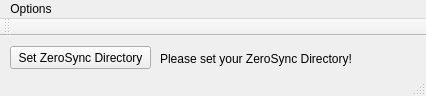
The window that ZeroSyncDesktop/mainwindow.ui (zerosync/zeroclient) describes before a commit, drawn with Qt 5.
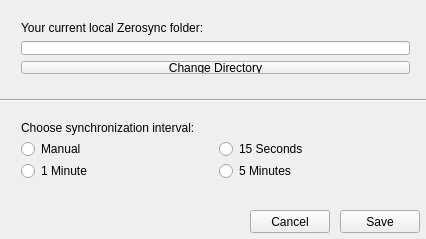
The same window after the commit.

```diff
--- a/ZeroSyncDesktop/mainwindow.ui
+++ b/ZeroSyncDesktop/mainwindow.ui
@@ -7,9 +7,21 @@
     <x>0</x>
     <y>0</y>
     <width>426</width>
-    <height>96</height>
+    <height>239</height>
    </rect>
   </property>
+  <property name="minimumSize">
+   <size>
+    <width>426</width>
+    <height>239</height>
+   </size>
+  </property>
+  <property name="maximumSize">
+   <size>
+    <width>426</width>
+    <height>239</height>
+   </size>
+  </property>
   <property name="windowTitle">
    <string>ZeroSync</string>
   </property>
@@ -17,59 +29,122 @@
    <property name="enabled">
     <bool>true</bool>
    </property>
-   <widget class="QPushButton" name="buttonAddDirectory">
+   <widget class="QWidget" name="verticalLayoutWidget">
     <property name="geometry">
      <rect>
       <x>10</x>
       <y>10</y>
-      <width>141</width>
+      <width>411</width>
+      <height>75</height>
+     </rect>
+    </property>
+    <layout class="QVBoxLayout" name="verticalLayout">
+     <item>
+      <widget class="QLabel" name="labelZeroSyncDirectory">
+       <property name="text">
+        <string>Your current local Zerosync folder:</string>
+       </property>
+      </widget>
+     </item>
+     <item>
+      <widget class="QLineEdit" name="lineEditDirectoryPath"/>
+     </item>
+     <item>
+      <widget class="QPushButton" name="buttonAddDirectory">
+       <property name="text">
+        <string>Change Directory</string>
+       </property>
+      </widget>
+     </item>
+    </layout>
+   </widget>
+   <widget class="QPushButton" name="pushButtonSave">
+    <property name="geometry">
+     <rect>
+      <x>340</x>
+      <y>210</y>
+      <width>80</width>
       <height>23</height>
      </rect>
     </property>
     <property name="text">
-     <string>Set ZeroSync Directory</string>
+     <string>Save</string>
     </property>
    </widget>
-   <widget class="QLabel" name="labelZeroSyncDirectory">
+   <widget class="QPushButton" name="pushButtonCancel">
     <property name="geometry">
      <rect>
-      <x>160</x>
-      <y>12</y>
-      <width>231</width>
-      <height>21</height>
+      <x>250</x>
+      <y>210</y>
+      <width>80</width>
+      <height>23</height>
      </rect>
     </property>
     <property name="text">
-     <string>Please set your ZeroSync Directory!</string>
+     <string>Cancel</string>
     </property>
    </widget>
-  </widget>
-  <widget class="QMenuBar" name="menuBar">
-   <property name="geometry">
-    <rect>
-     <x>0</x>
-     <y>0</y>
-     <width>426</width>
-     <height>21</height>
-    </rect>
-   </property>
-   <widget class="QMenu" name="menuZeroSync_GUI">
-    <property name="title">
-     <string>Options</string>
+   <widget class="Line" name="line">
+    <property name="geometry">
+     <rect>
+      <x>0</x>
+      <y>90</y>
+      <width>431</width>
+      <height>20</height>
+     </rect>
     </property>
-    <addaction name="actionQuitZeroSync"/>
+    <property name="orientation">
+     <enum>Qt::Horizontal</enum>
+    </property>
    </widget>
-   <addaction name="menuZeroSync_GUI"/>
+   <widget class="QWidget" name="gridLayoutWidget">
+    <property name="geometry">
+     <rect>
+      <x>10</x>
+      <y>110</y>
+      <width>411</width>
+      <height>80</height>
+     </rect>
+    </property>
+    <layout class="QGridLayout" name="gridLayout">
+     <item row="1" column="0">
+      <widget class="QRadioButton" name="radioButtonManual">
+       <property name="text">
+        <string>Manual</string>
+       </property>
+      </widget>
+     </item>
+     <item row="2" column="0">
+      <widget class="QRadioButton" name="radioButton1Min">
+       <property name="text">
+        <string>1 Minute</string>
+       </property>
+      </widget>
+     </item>
+     <item row="1" column="1">
+      <widget class="QRadioButton" name="radioButton15Sec">
+       <property name="text">
+        <string>15 Seconds</string>
+       </property>
+      </widget>
+     </item>
+     <item row="2" column="1">
+      <widget class="QRadioButton" name="radioButton5Min">
+       <property name="text">
+        <string>5 Minutes</string>
+       </property>
+      </widget>
+     </item>
+     <item row="0" column="0" colspan="2">
+      <widget class="QLabel" name="labelSynchronization">
+       <property name="text">
+        <string>Choose synchronization interval:</string>
+       </property>
+      </widget>
+     </item>
+    </layout>
+   </widget>
   </widget>
-  <widget class="QToolBar" name="mainToolBar">
-   <attribute name="toolBarArea">
-    <enum>TopToolBarArea</enum>
-   </attribute>
-   <attribute name="toolBarBreak">
-    <bool>false</bool>
-   </attribute>
-  </widget>
-  <widget class="QStatusBar" name="statusBar"/>
   <action name="actionQuitZeroSync">
    <property name="text">
     <string>Quit</string>
```
Left out of the diff: 5 changed lines with no effect on the pictures.
